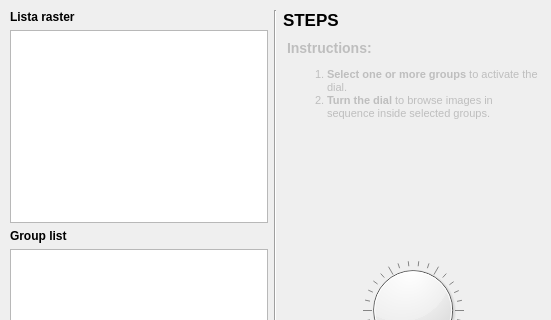
The window that gpr_linker_dialog_base.ui (Heryx/rasterlinker) describes before a commit, drawn with Qt 5; both pictures show x 0 to 551 and y 0 to 320 of the 551 by 513 pixel window.
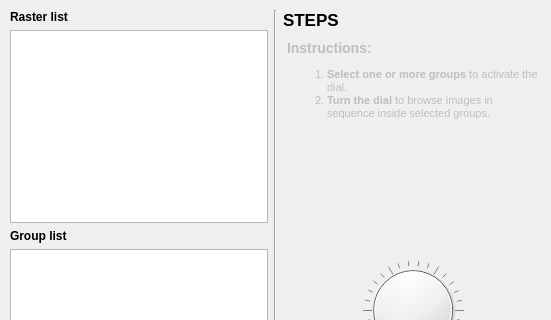
The same window after the commit.

Commit message: `Refactor RasterLinker dock UI: responsive layout, improved docking behavior, and visual cleanup

```diff
--- a/gpr_linker_dialog_base.ui
+++ b/gpr_linker_dialog_base.ui
@@ -224,7 +224,7 @@
          </font>
         </property>
         <property name="text">
-         <string>Lista raster</string>
+         <string>Raster list</string>
         </property>
        </widget>
       </item>
```
The commit also changes 6 other files.
